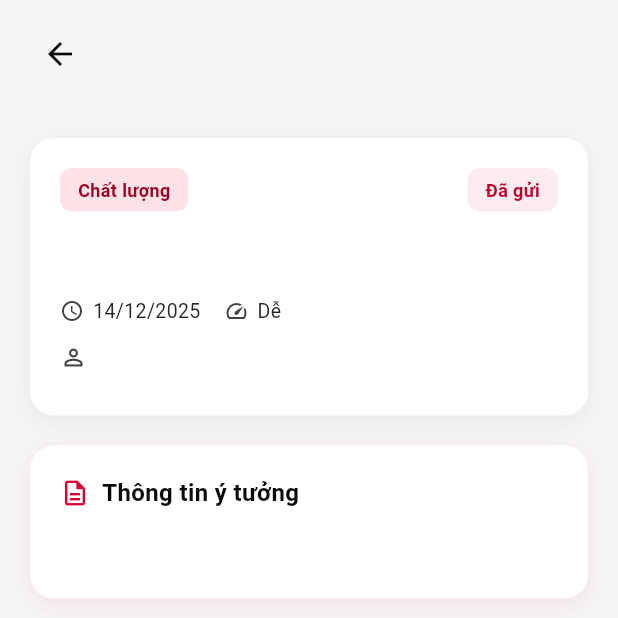
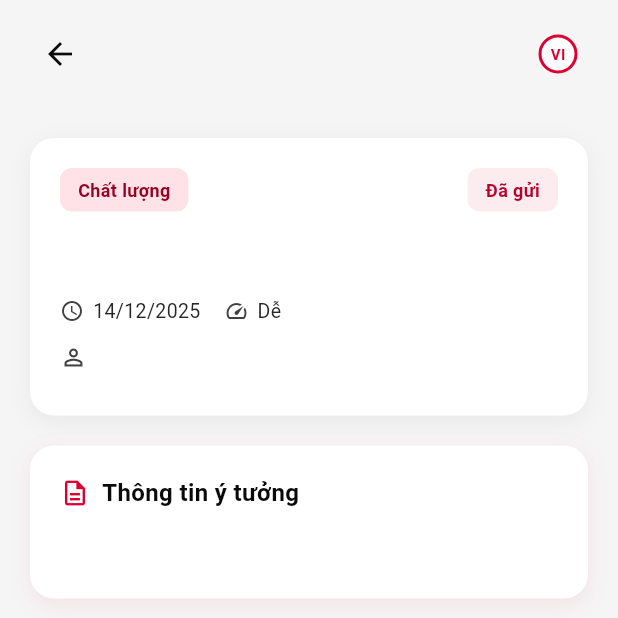
Before and after one commit to Vudangkhoa0910/SmartFactory_CONNECT_App, a Flutter app: the IdeaDetailScreen screen opened directly with empty values, on a phone screen of 412 x 824 dp, the top half of it. Run offline on Flutter 3.47's test engine with Material 3 defaults, Android fonts, the phone set to English and light mode, and no system bars; drawn by our look-alikes of custom_refresh_indicator, toastification; our stand-ins replace audioplayers, camera, carousel_slider, firebase_core, firebase_messaging, flutter_dotenv and 9 more; missing offline and left inert: flutter_displaymode, mobile_scanner, record; accounts and stored records are empty; network calls fail; project files that could hold a hidden picture were left out.

Commit message:
feat(idea): add language toggle to idea detail screen

```diff
--- a/lib/screens/idea_box/idea_detail_screen.dart
+++ b/lib/screens/idea_box/idea_detail_screen.dart
@@ -1,6 +1,7 @@
 import 'package:flutter/material.dart';
 import '../../config/app_colors.dart';
 import '../../l10n/app_localizations.dart';
+import '../../widgets/language_toggle_button.dart';
 import '../../models/idea_box_model.dart';
 import '../../services/idea_service.dart';
 import '../../components/loading_infinity.dart';
@@ -157,7 +158,9 @@ class _IdeaDetailScreenState extends State<IdeaDetailScreen> {
               width: 20,
               height: 20,
               child: LoadingInfinity(size: 20),
-            ),
+            )
+          else
+            const LanguageToggleIconButton(),
         ],
       ),
     );
```
